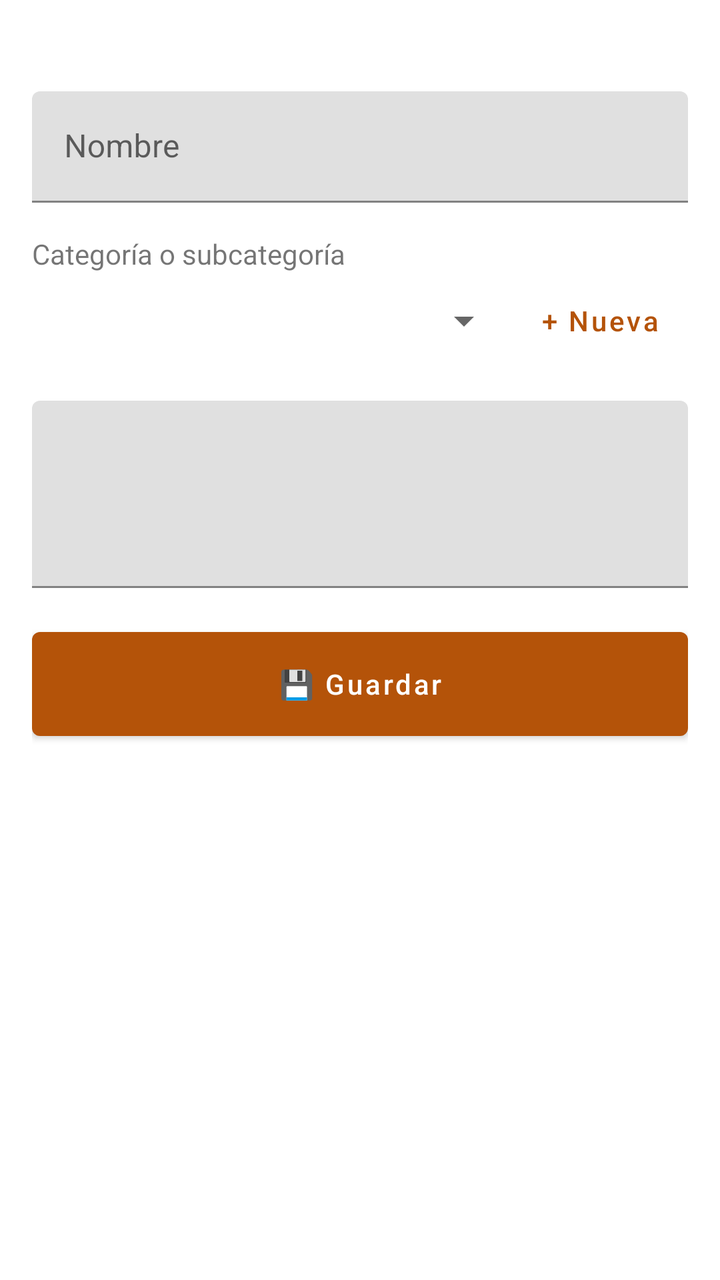
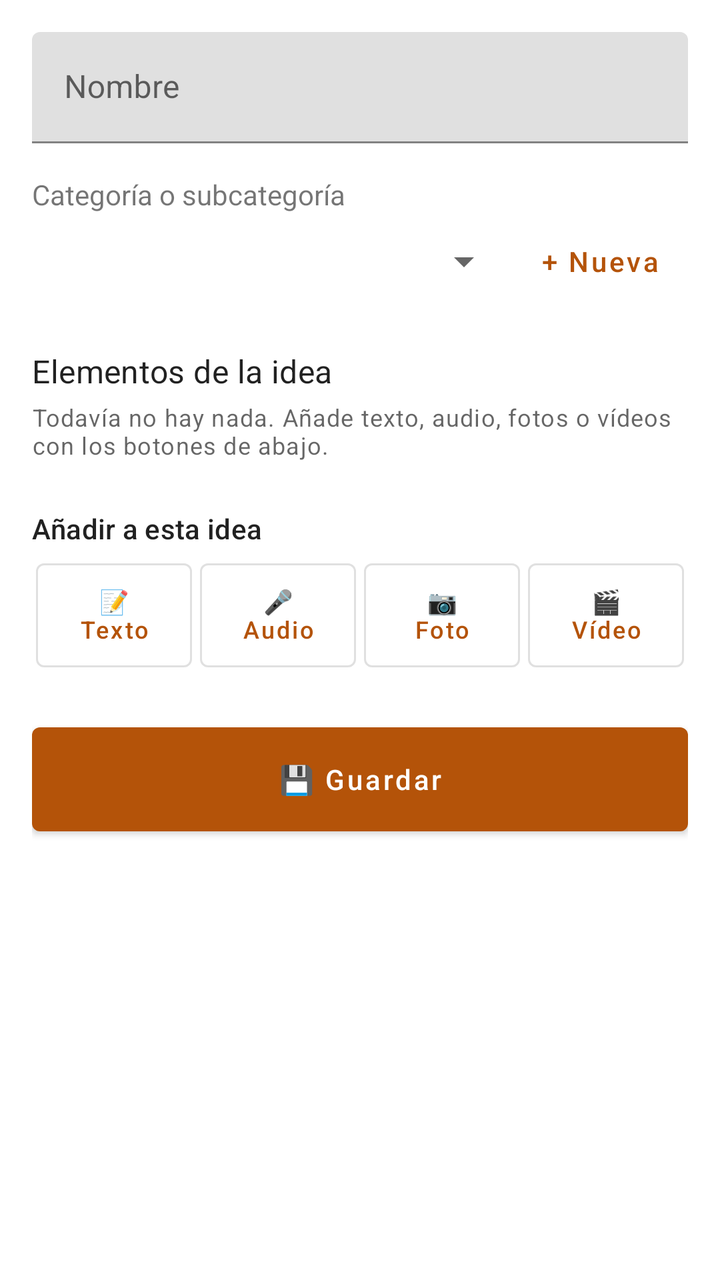

An Android layout rendered at two revisions. The XML below is the earlier revision; the diff shows what the commit changed to produce the second picture.
<!-- AndroidManifest.xml: application theme Theme.IdeApp -->
<!-- res/layout/activity_item.xml -->
<?xml version="1.0" encoding="utf-8"?>
<ScrollView xmlns:android="http://schemas.android.com/apk/res/android"
    android:layout_width="match_parent"
    android:layout_height="match_parent"
    android:fillViewport="true">

    <LinearLayout
        android:layout_width="match_parent"
        android:layout_height="wrap_content"
        android:orientation="vertical"
        android:padding="16dp">

        <TextView
            android:id="@+id/tv_type"
            android:layout_width="wrap_content"
            android:layout_height="wrap_content"
            android:layout_marginBottom="8dp"
            android:textAppearance="?attr/textAppearanceSubtitle1" />

        <com.google.android.material.textfield.TextInputLayout
            android:id="@+id/til_name"
            android:layout_width="match_parent"
            android:layout_height="wrap_content"
            android:hint="Nombre">

            <com.google.android.material.textfield.TextInputEditText
                android:id="@+id/et_name"
                android:layout_width="match_parent"
                android:layout_height="wrap_content"
                android:inputType="textCapSentences"
                android:maxLines="1" />
        </com.google.android.material.textfield.TextInputLayout>

        <TextView
            android:layout_width="wrap_content"
            android:layout_height="wrap_content"
            android:layout_marginTop="16dp"
            android:text="Categoría o subcategoría" />

        <LinearLayout
            android:layout_width="match_parent"
            android:layout_height="wrap_content"
            android:gravity="center_vertical"
            android:orientation="horizontal">

            <Spinner
                android:id="@+id/spinner_category"
                android:layout_width="0dp"
                android:layout_height="48dp"
                android:layout_weight="1" />

            <Button
                android:id="@+id/btn_add_category"
                style="@style/Widget.MaterialComponents.Button.TextButton"
                android:layout_width="wrap_content"
                android:layout_height="wrap_content"
                android:text="+ Nueva"
                android:textAllCaps="false" />
        </LinearLayout>

        <LinearLayout
            android:id="@+id/section_audio"
            android:layout_width="match_parent"
            android:layout_height="wrap_content"
            android:layout_marginTop="16dp"
            android:orientation="vertical"
            android:visibility="gone">

            <TextView
                android:id="@+id/tv_audio_status"
                android:layout_width="wrap_content"
                android:layout_height="wrap_content"
                android:layout_marginBottom="8dp"
                android:textAppearance="?attr/textAppearanceBody1" />

            <LinearLayout
                android:layout_width="match_parent"
                android:layout_height="wrap_content"
                android:orientation="horizontal">

                <Button
                    android:id="@+id/btn_record"
                    android:layout_width="0dp"
                    android:layout_height="64dp"
                    android:layout_marginEnd="4dp"
                    android:layout_weight="1"
                    android:textAllCaps="false" />

                <Button
                    android:id="@+id/btn_play"
                    style="@style/Widget.MaterialComponents.Button.OutlinedButton"
                    android:layout_width="0dp"
                    android:layout_height="64dp"
                    android:layout_marginStart="4dp"
                    android:layout_weight="1"
                    android:textAllCaps="false" />
            </LinearLayout>
        </LinearLayout>

        <LinearLayout
            android:id="@+id/section_photo"
            android:layout_width="match_parent"
            android:layout_height="wrap_content"
            android:layout_marginTop="16dp"
            android:orientation="vertical"
            android:visibility="gone">

            <LinearLayout
                android:layout_width="match_parent"
                android:layout_height="wrap_content"
                android:orientation="horizontal">

                <Button
                    android:id="@+id/btn_take_photo"
                    android:layout_width="0dp"
                    android:layout_height="64dp"
                    android:layout_marginEnd="4dp"
                    android:layout_weight="1"
                    android:textAllCaps="false" />

                <Button
                    android:id="@+id/btn_pick_photo"
                    style="@style/Widget.MaterialComponents.Button.OutlinedButton"
                    android:layout_width="0dp"
                    android:layout_height="64dp"
                    android:layout_marginStart="4dp"
                    android:layout_weight="1"
                    android:text="🖼 Galería"
                    android:textAllCaps="false" />
            </LinearLayout>

            <ImageView
                android:id="@+id/iv_photo"
                android:layout_width="match_parent"
                android:layout_height="wrap_content"
                android:layout_marginTop="8dp"
                android:adjustViewBounds="true"
                android:contentDescription="Foto"
                android:maxHeight="420dp"
                android:scaleType="fitCenter"
                android:visibility="gone" />
        </LinearLayout>

        <com.google.android.material.textfield.TextInputLayout
            android:id="@+id/til_content"
            android:layout_width="match_parent"
            android:layout_height="wrap_content"
            android:layout_marginTop="16dp">

            <com.google.android.material.textfield.TextInputEditText
                android:id="@+id/et_content"
                android:layout_width="match_parent"
                android:layout_height="wrap_content"
                android:gravity="top|start"
                android:inputType="textMultiLine|textCapSentences"
                android:minLines="3" />
        </com.google.android.material.textfield.TextInputLayout>

        <TextView
            android:id="@+id/tv_dates"
            android:layout_width="wrap_content"
            android:layout_height="wrap_content"
            android:layout_marginTop="8dp"
            android:textAppearance="?attr/textAppearanceCaption"
            android:visibility="gone" />

        <Button
            android:id="@+id/btn_save"
            android:layout_width="match_parent"
            android:layout_height="64dp"
            android:layout_marginTop="16dp"
            android:text="💾 Guardar"
            android:textAllCaps="false" />

        <Button
            android:id="@+id/btn_delete"
            style="@style/Widget.MaterialComponents.Button.TextButton"
            android:layout_width="match_parent"
            android:layout_height="wrap_content"
            android:text="Eliminar"
            android:textAllCaps="false"
            android:visibility="gone" />
    </LinearLayout>
</ScrollView>
<!-- resources referenced by this layout -->
<resources>
  <style name="Theme.IdeApp" parent="Theme.MaterialComponents.DayNight.DarkActionBar">
          <item name="colorPrimary">@color/primary</item>
          <item name="colorPrimaryVariant">@color/primary_dark</item>
          <item name="colorOnPrimary">@android:color/white</item>
          <item name="colorSecondary">@color/accent</item>
          <item name="colorOnSecondary">@android:color/black</item>
      </style>
  <color name="primary">#B45309</color>
  <color name="primary_dark">#78350F</color>
  <color name="accent">#F59E0B</color>
</resources>

<!-- the commit's change to res/layout/activity_item.xml (unified diff, before → after) -->
@@ -9,13 +9,6 @@
         android:layout_height="wrap_content"
         android:orientation="vertical"
         android:padding="16dp">
-
-        <TextView
-            android:id="@+id/tv_type"
-            android:layout_width="wrap_content"
-            android:layout_height="wrap_content"
-            android:layout_marginBottom="8dp"
-            android:textAppearance="?attr/textAppearanceSubtitle1" />
 
         <com.google.android.material.textfield.TextInputLayout
             android:id="@+id/til_name"
@@ -58,103 +51,97 @@
                 android:textAllCaps="false" />
         </LinearLayout>
 
-        <LinearLayout
-            android:id="@+id/section_audio"
+        <TextView
+            android:layout_width="wrap_content"
+            android:layout_height="wrap_content"
+            android:layout_marginTop="20dp"
+            android:text="Elementos de la idea"
+            android:textAppearance="?attr/textAppearanceSubtitle1" />
+
+        <TextView
+            android:id="@+id/tv_no_entries"
             android:layout_width="match_parent"
             android:layout_height="wrap_content"
-            android:layout_marginTop="16dp"
-            android:orientation="vertical"
-            android:visibility="gone">
-
-            <TextView
-                android:id="@+id/tv_audio_status"
-                android:layout_width="wrap_content"
-                android:layout_height="wrap_content"
-                android:layout_marginBottom="8dp"
-                android:textAppearance="?attr/textAppearanceBody1" />
-
-            <LinearLayout
-                android:layout_width="match_parent"
-                android:layout_height="wrap_content"
-                android:orientation="horizontal">
-
-                <Button
-                    android:id="@+id/btn_record"
-                    android:layout_width="0dp"
-                    android:layout_height="64dp"
-                    android:layout_marginEnd="4dp"
-                    android:layout_weight="1"
-                    android:textAllCaps="false" />
-
-                <Button
-                    android:id="@+id/btn_play"
-                    style="@style/Widget.MaterialComponents.Button.OutlinedButton"
-                    android:layout_width="0dp"
-                    android:layout_height="64dp"
-                    android:layout_marginStart="4dp"
-                    android:layout_weight="1"
-                    android:textAllCaps="false" />
-            </LinearLayout>
-        </LinearLayout>
+            android:layout_marginTop="4dp"
+            android:layout_marginBottom="8dp"
+            android:text="Todavía no hay nada. Añade texto, audio, fotos o vídeos con los botones de abajo."
+            android:textAppearance="?attr/textAppearanceCaption" />
 
         <LinearLayout
-            android:id="@+id/section_photo"
+            android:id="@+id/entries_container"
             android:layout_width="match_parent"
             android:layout_height="wrap_content"
-            android:layout_marginTop="16dp"
-            android:orientation="vertical"
-            android:visibility="gone">
+            android:layout_marginTop="8dp"
+            android:orientation="vertical" />
 
-            <LinearLayout
-                android:layout_width="match_parent"
-                android:layout_height="wrap_content"
-                android:orientation="horizontal">
+        <TextView
+            android:layout_width="wrap_content"
+            android:layout_height="wrap_content"
+            android:layout_marginTop="8dp"
+            android:text="Añadir a esta idea"
+            android:textAppearance="?attr/textAppearanceSubtitle2" />
 
-                <Button
-                    android:id="@+id/btn_take_photo"
-                    android:layout_width="0dp"
-                    android:layout_height="64dp"
-                    android:layout_marginEnd="4dp"
-                    android:layout_weight="1"
-                    android:textAllCaps="false" />
-
-                <Button
-                    android:id="@+id/btn_pick_photo"
-                    style="@style/Widget.MaterialComponents.Button.OutlinedButton"
-                    android:layout_width="0dp"
-                    android:layout_height="64dp"
-                    android:layout_marginStart="4dp"
-                    android:layout_weight="1"
-                    android:text="🖼 Galería"
-                    android:textAllCaps="false" />
-            </LinearLayout>
-
-            <ImageView
-                android:id="@+id/iv_photo"
-                android:layout_width="match_parent"
-                android:layout_height="wrap_content"
-                android:layout_marginTop="8dp"
-                android:adjustViewBounds="true"
-                android:contentDescription="Foto"
-                android:maxHeight="420dp"
-                android:scaleType="fitCenter"
-                android:visibility="gone" />
-        </LinearLayout>
-
-        <com.google.android.material.textfield.TextInputLayout
-            android:id="@+id/til_content"
+        <LinearLayout
             android:layout_width="match_parent"
             android:layout_height="wrap_content"
-            android:layout_marginTop="16dp">
+            android:orientation="horizontal">
 
-            <com.google.android.material.textfield.TextInputEditText
-                android:id="@+id/et_content"
-                android:layout_width="match_parent"
-                android:layout_height="wrap_content"
-                android:gravity="top|start"
-                android:inputType="textMultiLine|textCapSentences"
-                android:minLines="3" />
-        </com.google.android.material.textfield.TextInputLayout>
+            <Button
+                android:id="@+id/btn_add_text"
+                style="@style/Widget.MaterialComponents.Button.OutlinedButton"
+                android:layout_width="0dp"
+                android:layout_height="64dp"
+                android:layout_margin="2dp"
+                android:layout_weight="1"
+                android:insetLeft="0dp"
+                android:insetRight="0dp"
+                android:padding="0dp"
+                android:text="📝\nTexto"
+                android:textAllCaps="false"
+                android:textSize="12sp" />
+
+            <Button
+                android:id="@+id/btn_add_audio"
+                style="@style/Widget.MaterialComponents.Button.OutlinedButton"
+                android:layout_width="0dp"
+                android:layout_height="64dp"
+                android:layout_margin="2dp"
+                android:layout_weight="1"
+                android:insetLeft="0dp"
+                android:insetRight="0dp"
+                android:padding="0dp"
+                android:text="🎤\nAudio"
+                android:textAllCaps="false"
+                android:textSize="12sp" />
+
+            <Button
+                android:id="@+id/btn_add_photo"
+                style="@style/Widget.MaterialComponents.Button.OutlinedButton"
+                android:layout_width="0dp"
+                android:layout_height="64dp"
+                android:layout_margin="2dp"
+                android:layout_weight="1"
+                android:insetLeft="0dp"
+                android:insetRight="0dp"
+                android:padding="0dp"
+                android:text="📷\nFoto"
+                android:textAllCaps="false"
+                android:textSize="12sp" />
+
+            <Button
+                android:id="@+id/btn_add_video"
+                style="@style/Widget.MaterialComponents.Button.OutlinedButton"
+                android:layout_width="0dp"
+                android:layout_height="64dp"
+                android:layout_margin="2dp"
+                android:layout_weight="1"
+                android:insetLeft="0dp"
+                android:insetRight="0dp"
+                android:padding="0dp"
+                android:text="🎬\nVídeo"
+                android:textAllCaps="false"
+                android:textSize="12sp" />
+        </LinearLayout>
 
         <TextView
             android:id="@+id/tv_dates"
